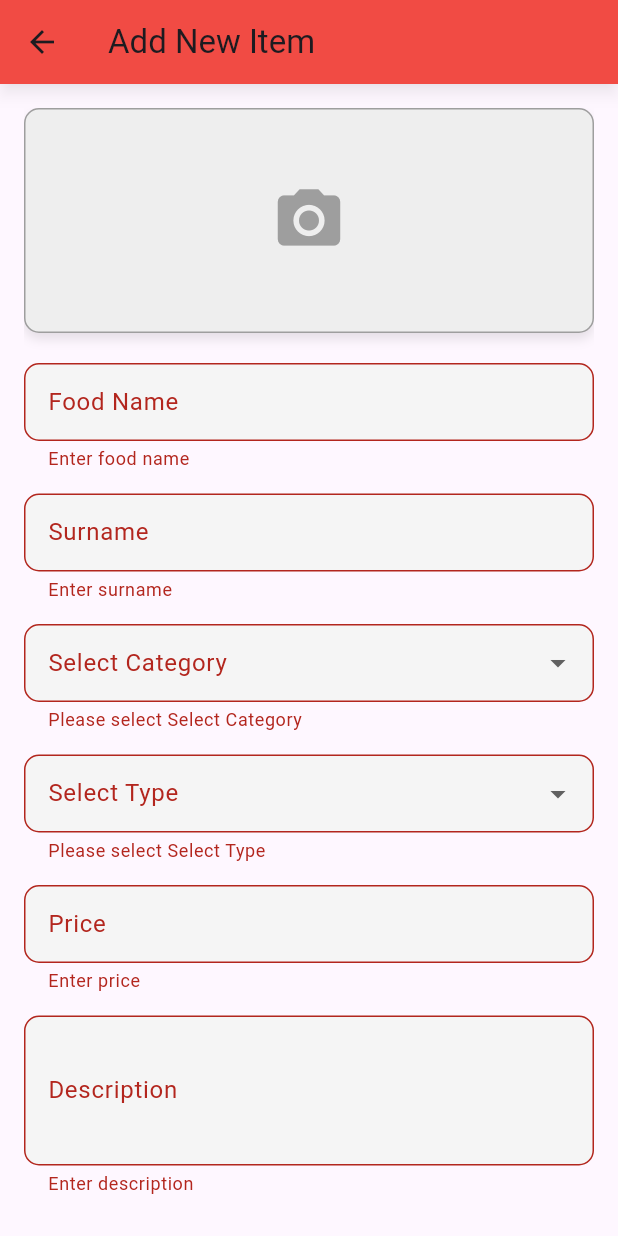
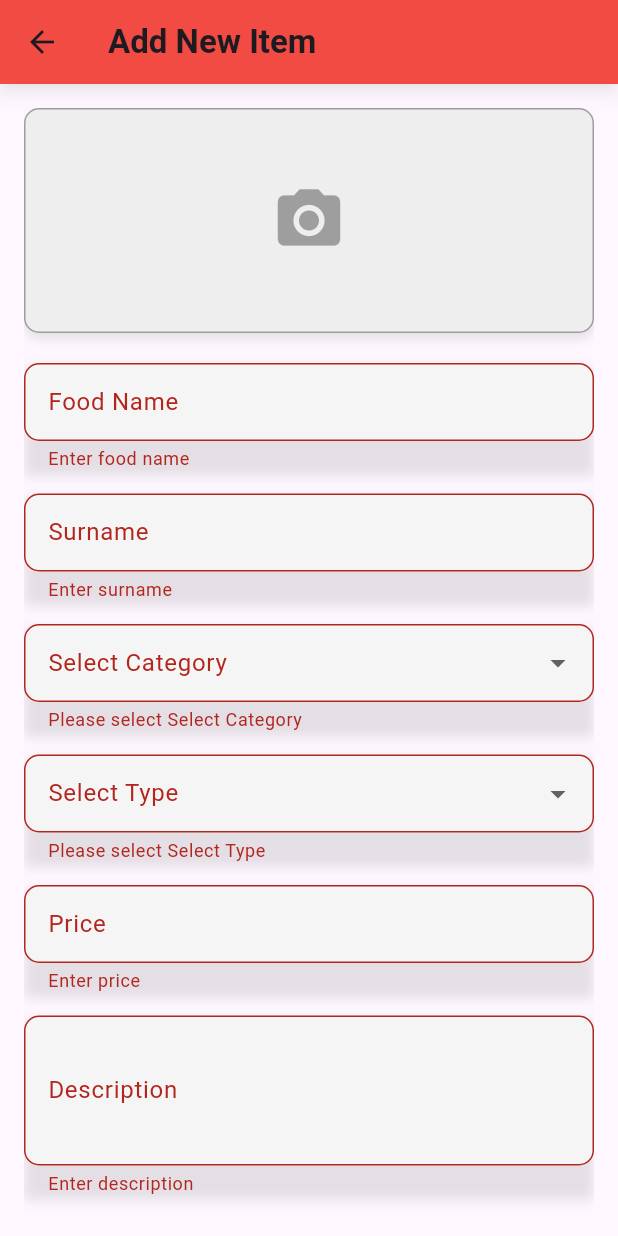
Before and after one commit to Mohammedsafil/deligo_admin, a Flutter app: the AddItemScreen screen opened directly, after a tap on "Add Item", on a phone screen of 412 x 824 dp. Run offline on Flutter 3.47's test engine with Material 3 defaults, Android fonts, the light colour scheme and no system bars; our stand-ins replace cloud_firestore, firebase_core, fl_chart, google_fonts, image_picker, intl_phone_field and 1 more; accounts and stored records are empty.

Commit message:
add item screen ui fix

```diff
--- a/lib/screens/add_item_screen.dart
+++ b/lib/screens/add_item_screen.dart
@@ -46,7 +46,7 @@ class _AddItemScreenState extends State<AddItemScreen> {
           'type': selectedType,
           'price': double.parse(priceController.text),
           'description': descriptionController.text,
-          'imageUrl': '', // Image is picked but NOT uploaded
+          'image': '', // Image is picked but NOT uploaded
           'timestamp': FieldValue.serverTimestamp(),
         });
 
@@ -67,7 +67,7 @@ class _AddItemScreenState extends State<AddItemScreen> {
   Widget build(BuildContext context) {
     return Scaffold(
       appBar: AppBar(
-        title: const Text("Add New Item"),
+        title: const Text("Add New Item", style: TextStyle(fontWeight: FontWeight.bold)),
         backgroundColor: const Color(0xFFFF4B3A), // DeliGo Theme Color
         elevation: 4,
         shadowColor: Colors.black.withOpacity(0.3),
@@ -138,12 +138,7 @@ class _AddItemScreenState extends State<AddItemScreen> {
                 const SizedBox(height: 15),
 
                 // 🔹 Description Input
-                TextFormField(
-                  controller: descriptionController,
-                  maxLines: 3,
-                  decoration: _inputDecoration("Description"),
-                  validator: (value) => value!.isEmpty ? "Enter description" : null,
-                ),
+                _buildTextField(descriptionController, "Description", "Enter description", isMultiLine: true),
                 const SizedBox(height: 20),
 
                 // 🔹 Submit Button with Gradient and Shadow
@@ -171,23 +166,46 @@ class _AddItemScreenState extends State<AddItemScreen> {
   }
 
   // 🔹 Custom Text Field Widget with Shadow
-  Widget _buildTextField(TextEditingController controller, String label, String validationMsg, {bool isNumeric = false}) {
-    return TextFormField(
+  Widget _buildTextField(TextEditingController controller, String label, String validationMsg, {bool isNumeric = false, bool isMultiLine = false}) {
+    return Container(
+      decoration: BoxDecoration(
+        boxShadow: [
+          BoxShadow(
+            color: Colors.black.withOpacity(0.1),
+            blurRadius: 6,
+            offset: const Offset(0, 3),
+          ),
+        ],
+      ),
+      child: TextFormField(
         controller: controller,
         keyboardType: isNumeric ? TextInputType.numberWithOptions(decimal: true) : TextInputType.text,
+        maxLines: isMultiLine ? 3 : 1,
         decoration: _inputDecoration(label),
         validator: (value) => value!.isEmpty ? validationMsg : null,
+      ),
     );
   }
 
   // 🔹 Custom Dropdown Widget
   Widget _buildDropdown({required String label, required String? value, required List<String> items, required Function(String?) onChanged}) {
-    return DropdownButtonFormField<String>(
+    return Container(
+      decoration: BoxDecoration(
+        boxShadow: [
+          BoxShadow(
+            color: Colors.black.withOpacity(0.1),
+            blurRadius: 6,
+            offset: const Offset(0, 3),
+          ),
+        ],
+      ),
+      child: DropdownButtonFormField<String>(
         value: value,
         items: items.map((item) => DropdownMenuItem(value: item, child: Text(item))).toList(),
         onChanged: onChanged,
         decoration: _inputDecoration(label),
         validator: (value) => value == null ? "Please select $label" : null,
+      ),
     );
   }
 
```
Lines whose indentation alone changed are shown as unchanged.
